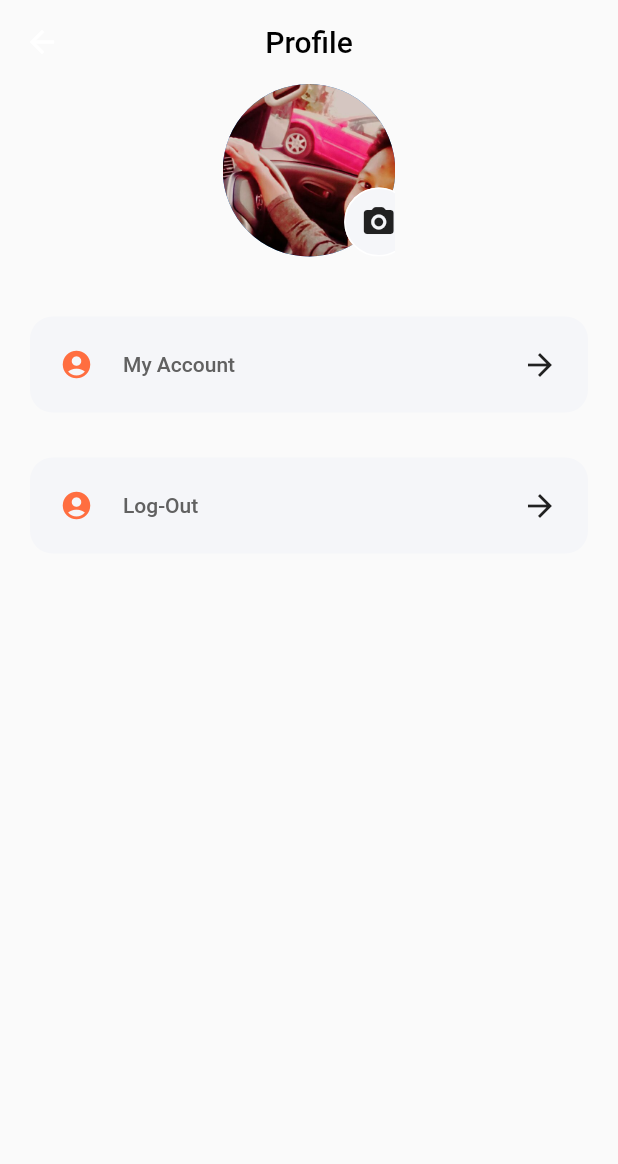
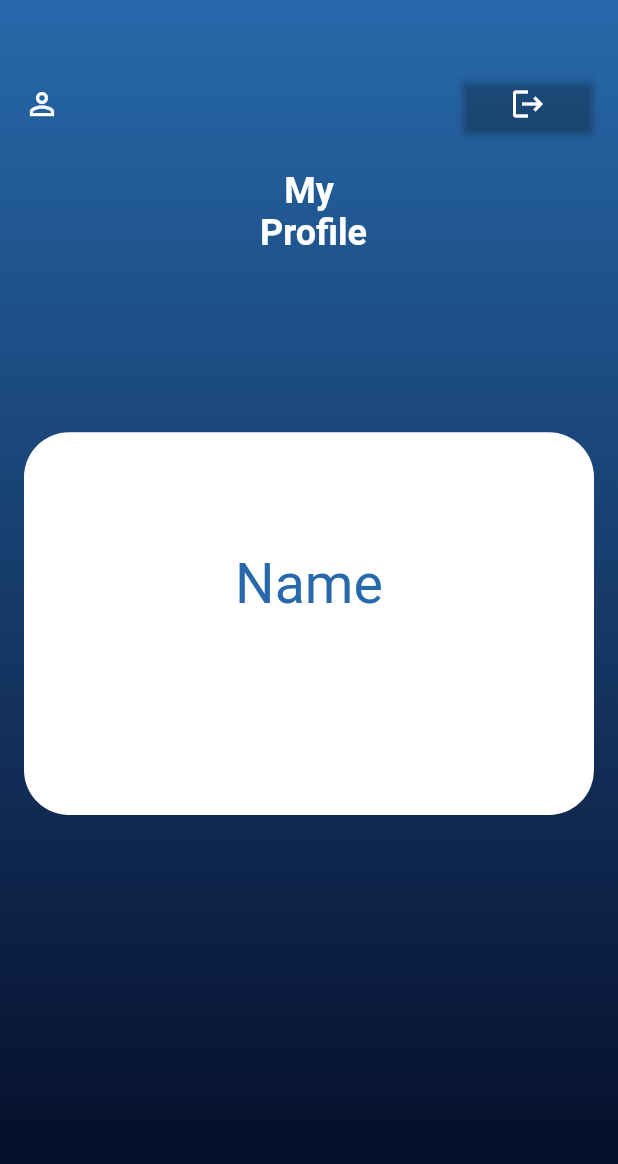
Before and after one commit to kenmasi14/EvaluerApp-Flutter, a Flutter app: the UsersScreen screen opened directly, on a phone screen of 412 x 824 dp. Shown: the top 1164 px of the screen. Run offline on Flutter 3.47's test engine with Material 2 defaults, Android fonts, the phone set to English and light mode, and no system bars; our stand-ins replace carousel_pro, cloud_firestore, firebase_auth, firebase_core, fluttertoast; accounts and stored records are empty; network calls fail.

Commit message:
May 2, 2021

```diff
--- /dev/null
+++ b/lib/api/database_connection.dart
@@ -0,0 +1,16 @@
+import 'package:cloud_firestore/cloud_firestore.dart';
+import 'package:firebase_auth/firebase_auth.dart';
+class DatabaseService {
+
+  final String uid;
+  DatabaseService({this.uid});
+
+  final CollectionReference userCollection = FirebaseFirestore.instance.collection('users');
+
+  Future updateUserData(String name, String email) async {
+    return await userCollection.doc(uid).set({
+      'name' : name,
+      'email': email,
+    });
+  }
+}
--- a/lib/pages/Main_Page.dart
+++ b/lib/pages/Main_Page.dart
@@ -5,7 +5,6 @@ import '../Widget/horizontalView_item.dart';
 import 'package:flutter/material.dart';
 import 'package:carousel_pro/carousel_pro.dart';
 import 'package:cloud_firestore/cloud_firestore.dart';
-import 'package:firebase_core/firebase_core.dart';
 
 class MainPage extends StatefulWidget {
   @override
--- a/lib/pages/profile_page.dart
+++ b/lib/pages/profile_page.dart
@@ -1,120 +1,116 @@
 import 'package:evaluer_app/api/locating.dart';
 import 'package:flutter/material.dart';
 import 'package:provider/provider.dart';
-import 'package:firebase_auth/firebase_auth.dart';
 
 class UsersScreen extends StatelessWidget {
+  const UsersScreen({Key key}) : super(key: key);
+
   @override
   Widget build(BuildContext context) {
-    return Scaffold(
-      appBar: AppBar(
-        centerTitle: true,
-        backgroundColor: Colors.transparent,
-        elevation: 0,
-        title: Text(
-          'Profile',
-          style: TextStyle(color: Colors.black),
+    double width = MediaQuery.of(context).size.width;
+    double height = MediaQuery.of(context).size.height;
+    return Stack(
+      fit: StackFit.expand,
+      children: [
+        Container(
+          decoration: BoxDecoration(
+            gradient: LinearGradient(
+                colors: [
+                  Color.fromRGBO(4, 9, 35, 1),
+                  Color.fromRGBO(39, 105, 171, 1),
+                ],
+                begin: FractionalOffset.bottomCenter,
+                end: FractionalOffset.topCenter),
           ),
         ),
-      body: Column(
-        children: <Widget>[
-          ProfilePic(),
-          SizedBox(height: 20),
-          Padding(
-            padding: const EdgeInsets.symmetric(horizontal: 20, vertical: 20),
-            child: FlatButton(
-                padding: EdgeInsets.all(20),
-                shape: RoundedRectangleBorder(
-                    borderRadius: BorderRadius.circular(15)),
-                color: Color(0xFFF5F6F9),
-                onPressed: () {},
-                child: Row(
-                  children: <Widget>[
+        Scaffold(
+          backgroundColor: Colors.transparent,
+          body: SingleChildScrollView(
+            physics: BouncingScrollPhysics(),
+            child: Padding(
+              padding: const EdgeInsets.symmetric(horizontal: 16, vertical: 45),
+              child: Column(children: [
+                Row(
+                  mainAxisAlignment: MainAxisAlignment.spaceBetween,
+                  children: [
                     Icon(
-                      Icons.account_circle_rounded,
-                      size: 22,
-                      color: Colors.deepOrangeAccent,
+                      Icons.perm_identity_sharp,
+                      color: Colors.white,
                     ),
-                    SizedBox(width: 20),
-                    Expanded(
-                      child: Text(
-                        'My Account',
-                        style: TextStyle(color: Colors.grey[700]),
+
+
+                    RaisedButton(
+                      color: Colors.transparent,
+                      child: Icon(
+                        Icons.logout,
+                        color: Colors.white,
                       ),
-                    ),
-                    Icon(Icons.arrow_forward)
-                  ],
-                )),
-          ),
-          SizedBox(height: 5),
-          Padding(
-            padding: const EdgeInsets.symmetric(horizontal: 20, vertical: 5),
-            child: FlatButton(
-                padding: EdgeInsets.all(20),
-                shape: RoundedRectangleBorder(
-                    borderRadius: BorderRadius.circular(15)),
-                color: Color(0xFFF5F6F9),
                       onPressed: () {
                         context.read<AuthenticationService>().signOut();
                       },
-                child: Row(
-                  children: <Widget>[
-                    Icon(
-                      Icons.account_circle_rounded,
-                      size: 22,
-                      color: Colors.deepOrangeAccent,
                     ),
-                    SizedBox(width: 20),
-                    Expanded(
-                      child: Text(
-                        'Log-Out',
-                        style: TextStyle(color: Colors.grey[700]),
+
+                  ],
+                ),
+                SizedBox(height: 20),
+                Text(
+                  'My\n Profile',
+                  textAlign: TextAlign.center,
+                  style: TextStyle(
+                      color: Colors.white,
+                      fontSize: 24,
+                      fontWeight: FontWeight.bold),
+                ),
+                SizedBox(height: 20),
+                Container(
+                  height: height * 0.43,
+                  child: LayoutBuilder(
+                    builder: (context, constraints) {
+                      double innerHeight = constraints.maxHeight;
+                      double innerWidth = constraints.maxWidth;
+                      return Stack(fit: StackFit.expand, children: <Widget>[
+                        Positioned(
+                            bottom: 0,
+                            left: 0,
+                            right: 0,
+                            child: Container(
+                                height: innerHeight * 0.72,
+                                width: innerWidth,
+                                decoration: BoxDecoration(
+                                  borderRadius: BorderRadius.circular(30),
+                                  color: Colors.white,
+                                ),
+                                child: Column(
+                                  children: [
+                                    SizedBox(height: 80),
+                                    Text(
+                                      'Name',
+                                      style: TextStyle(
+                                        color: Color.fromRGBO(39, 105, 171, 1),
+                                        fontSize: 37,
                                         ),
                                         ),
-                    Icon(Icons.arrow_forward)
+                                        SizedBox(height: 5,),
+                                        Row(
+                                          mainAxisAlignment: MainAxisAlignment.center,
+                                          children: [
+
                                           ],
-                )),
-          ),
+                                        )
                                   ],
                                 ),
+                                ),
+
+                                )
+                      ]);
+                    },
+                  ),
+                )
+              ]),
+            ),
+          ),
+        )
+      ],
     );
   }
 }
-
-class ProfilePic extends StatelessWidget {
-  const ProfilePic({
-    Key key,
-  }) : super(key: key);
-
-  @override
-  Widget build(BuildContext context) {
-    return SizedBox(
-      height: 115,
-      width: 115,
-      child: Stack(
-        fit: StackFit.expand,
-        children: [
-          CircleAvatar(
-            backgroundImage: AssetImage('assets/images/usersprofile.jpg'),
-          ),
-          Positioned(
-            right: -12,
-            bottom: 0,
-            child: SizedBox(
-                height: 46,
-                width: 46,
-                child: FlatButton(
-                  padding: EdgeInsets.zero,
-                  shape: RoundedRectangleBorder(
-                      borderRadius: BorderRadius.circular(50),
-                      side: BorderSide(color: Colors.white)),
-                  color: Color(0xFFF5F6F9),
-                  onPressed: () {},
-                  child: Icon(Icons.camera_alt_rounded),
-                )),
-          )
-        ],
-      ),
-    );
-  }
-}
--- a/pubspec.yaml
+++ b/pubspec.yaml
@@ -33,6 +33,7 @@ dependencies:
   firebase_performance: ^0.5.0+1
   provider: ^5.0.0
   get: ^3.26.0
+  fluttertoast: ^8.0.3
 
 dev_dependencies:
   flutter_test:
```
Also changed, not shown: lib/Widget/nav.dart (+16 -11 lines), lib/api/authenticating.dart (added, +23 -0 lines), lib/api/locating.dart (+39 -8 lines), lib/main.dart (+4 -13 lines), lib/pages/login_page.dart (+17 -2 lines), lib/pages/register_page.dart (+32 -2 lines), pubspec.lock. Lines whose indentation alone changed are shown as unchanged.
